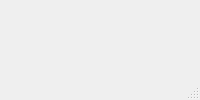
Kacperek3/Professor-ranking, file Include/rejestracja.ui: the form before one commit.
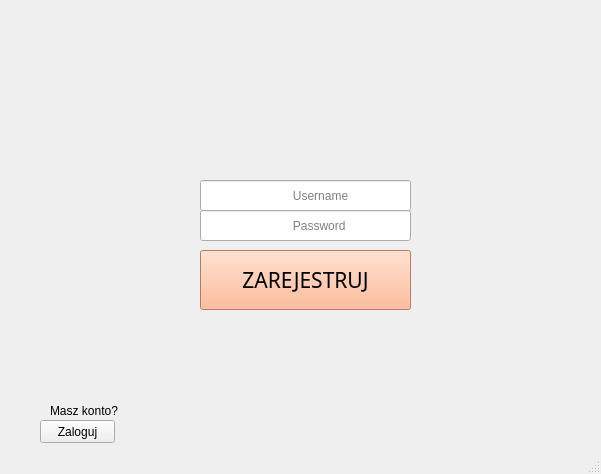
The form after the commit.

What changed in the file:
```diff
--- a/Include/rejestracja.ui
+++ b/Include/rejestracja.ui
@@ -2,6 +2,14 @@
 <ui version="4.0">
  <class>MainWindow</class>
  <widget class="QMainWindow" name="MainWindow">
+  <property name="geometry">
+   <rect>
+    <x>0</x>
+    <y>0</y>
+    <width>601</width>
+    <height>474</height>
+   </rect>
+  </property>
   <property name="windowTitle">
    <string>Rejestracja</string>
   </property>
@@ -11,7 +19,7 @@
      <rect>
       <x>200</x>
       <y>250</y>
-      <width>209</width>
+      <width>211</width>
       <height>60</height>
      </rect>
     </property>
@@ -418,32 +426,6 @@
      <bool>true</bool>
     </property>
    </widget>
-   <widget class="QTextEdit" name="textEdit_pasword">
-    <property name="geometry">
-     <rect>
-      <x>200</x>
-      <y>210</y>
-      <width>209</width>
-      <height>31</height>
-     </rect>
-    </property>
-    <property name="placeholderText">
-     <string>                          HASŁO</string>
-    </property>
-   </widget>
-   <widget class="QTextEdit" name="textEdit_username">
-    <property name="geometry">
-     <rect>
-      <x>200</x>
-      <y>180</y>
-      <width>209</width>
-      <height>31</height>
-     </rect>
-    </property>
-    <property name="placeholderText">
-     <string>              NAZWA UŻYTKOWNIKA</string>
-    </property>
-   </widget>
    <widget class="QLabel" name="label_2">
     <property name="geometry">
      <rect>
@@ -476,6 +458,35 @@
      <bool>true</bool>
     </property>
    </widget>
+   <widget class="QLineEdit" name="lineEdit_username">
+    <property name="geometry">
+     <rect>
+      <x>200</x>
+      <y>180</y>
+      <width>211</width>
+      <height>31</height>
+     </rect>
+    </property>
+    <property name="placeholderText">
+     <string>                           Username</string>
+    </property>
+   </widget>
+   <widget class="QLineEdit" name="lineEdit_password">
+    <property name="geometry">
+     <rect>
+      <x>200</x>
+      <y>210</y>
+      <width>211</width>
+      <height>31</height>
+     </rect>
+    </property>
+    <property name="echoMode">
+     <enum>QLineEdit::Password</enum>
+    </property>
+    <property name="placeholderText">
+     <string>                           Password</string>
+    </property>
+   </widget>
   </widget>
   <widget class="QStatusBar" name="statusbar"/>
  </widget>
```
